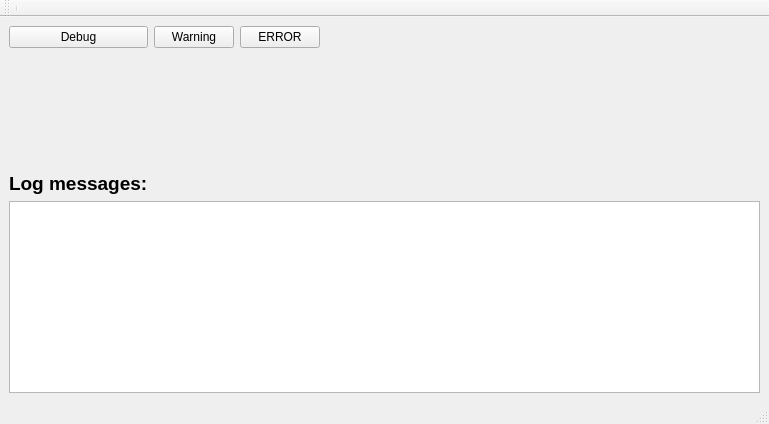
Above: frequency-meter/view/resources/interface.ui from robertofem/Freq-meter-APP before the change. Below: the same form after it.
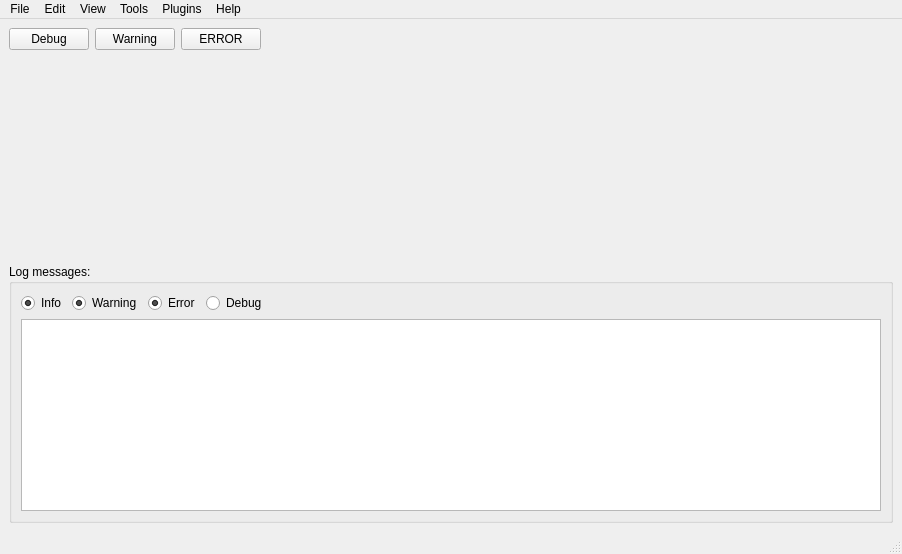
That is the form after the change.

Commit message:
Add check buttons for establishing enabled log screen levels
One they are checked/unchecked, the future log messages are printed
accordingly with the state of the buttons.

Add as well the PyVisa library to the package requirements.

The edit to the form file:
```diff
--- a/frequency-meter/view/resources/interface.ui
+++ b/frequency-meter/view/resources/interface.ui
@@ -6,8 +6,8 @@
    <rect>
     <x>0</x>
     <y>0</y>
-    <width>769</width>
-    <height>424</height>
+    <width>902</width>
+    <height>554</height>
    </rect>
   </property>
   <property name="windowTitle">
@@ -17,6 +17,108 @@
    <layout class="QGridLayout" name="gridLayout_2">
     <item row="0" column="0">
      <layout class="QGridLayout" name="gridLayout">
+      <item row="2" column="0" colspan="4">
+       <widget class="QGroupBox" name="groupBox">
+        <property name="enabled">
+         <bool>true</bool>
+        </property>
+        <property name="title">
+         <string>Log messages:</string>
+        </property>
+        <layout class="QGridLayout" name="gridLayout_3">
+         <item row="2" column="0" rowspan="2" colspan="5">
+          <widget class="QTextBrowser" name="LoggerBrowser">
+           <property name="font">
+            <font>
+             <pointsize>14</pointsize>
+            </font>
+           </property>
+           <property name="cursor" stdset="0">
+            <cursorShape>ArrowCursor</cursorShape>
+           </property>
+           <property name="autoFillBackground">
+            <bool>false</bool>
+           </property>
+           <property name="textInteractionFlags">
+            <set>Qt::LinksAccessibleByKeyboard|Qt::LinksAccessibleByMouse|Qt::TextBrowserInteraction|Qt::TextSelectableByKeyboard|Qt::TextSelectableByMouse</set>
+           </property>
+          </widget>
+         </item>
+         <item row="1" column="4">
+          <spacer name="horizontalSpacer_2">
+           <property name="orientation">
+            <enum>Qt::Horizontal</enum>
+           </property>
+           <property name="sizeHint" stdset="0">
+            <size>
+             <width>80</width>
+             <height>20</height>
+            </size>
+           </property>
+          </spacer>
+         </item>
+         <item row="1" column="0">
+          <widget class="QRadioButton" name="InfoCheck">
+           <property name="text">
+            <string>Info</string>
+           </property>
+           <property name="checked">
+            <bool>true</bool>
+           </property>
+           <property name="autoExclusive">
+            <bool>false</bool>
+           </property>
+          </widget>
+         </item>
+         <item row="1" column="2">
+          <widget class="QRadioButton" name="ErrorCheck">
+           <property name="text">
+            <string>Error</string>
+           </property>
+           <property name="checked">
+            <bool>true</bool>
+           </property>
+           <property name="autoExclusive">
+            <bool>false</bool>
+           </property>
+          </widget>
+         </item>
+         <item row="1" column="3">
+          <widget class="QRadioButton" name="DebugCheck">
+           <property name="enabled">
+            <bool>true</bool>
+           </property>
+           <property name="text">
+            <string>Debug</string>
+           </property>
+           <property name="autoExclusive">
+            <bool>false</bool>
+           </property>
+          </widget>
+         </item>
+         <item row="1" column="1">
+          <widget class="QRadioButton" name="WarnCheck">
+           <property name="text">
+            <string>Warning</string>
+           </property>
+           <property name="checked">
+            <bool>true</bool>
+           </property>
+           <property name="autoExclusive">
+            <bool>false</bool>
+           </property>
+          </widget>
+         </item>
+        </layout>
+       </widget>
+      </item>
+      <item row="0" column="2">
+       <widget class="QPushButton" name="ErrorButton">
+        <property name="text">
+         <string>ERROR</string>
+        </property>
+       </widget>
+      </item>
       <item row="0" column="3">
        <spacer name="horizontalSpacer">
         <property name="orientation">
@@ -30,41 +132,7 @@
         </property>
        </spacer>
       </item>
-      <item row="4" column="0" colspan="4">
-       <widget class="QTextBrowser" name="LoggerBrowser">
-        <property name="cursor" stdset="0">
-         <cursorShape>ArrowCursor</cursorShape>
-        </property>
-        <property name="autoFillBackground">
-         <bool>false</bool>
-        </property>
-        <property name="textInteractionFlags">
-         <set>Qt::LinksAccessibleByKeyboard|Qt::LinksAccessibleByMouse|Qt::TextBrowserInteraction|Qt::TextSelectableByKeyboard|Qt::TextSelectableByMouse</set>
-        </property>
-       </widget>
-      </item>
-      <item row="3" column="0">
-       <widget class="QLabel" name="label">
-        <property name="font">
-         <font>
-          <pointsize>14</pointsize>
-          <weight>75</weight>
-          <bold>true</bold>
-         </font>
-        </property>
-        <property name="text">
-         <string>Log messages:</string>
-        </property>
-       </widget>
-      </item>
-      <item row="0" column="1">
-       <widget class="QPushButton" name="WarnButton">
-        <property name="text">
-         <string>Warning</string>
-        </property>
-       </widget>
-      </item>
-      <item row="2" column="0">
+      <item row="1" column="0">
        <spacer name="verticalSpacer">
         <property name="orientation">
          <enum>Qt::Vertical</enum>
@@ -77,6 +145,13 @@
         </property>
        </spacer>
       </item>
+      <item row="0" column="1">
+       <widget class="QPushButton" name="WarnButton">
+        <property name="text">
+         <string>Warning</string>
+        </property>
+       </widget>
+      </item>
       <item row="0" column="0">
        <widget class="QPushButton" name="DebugButton">
         <property name="text">
@@ -84,30 +159,122 @@
         </property>
        </widget>
       </item>
-      <item row="0" column="2">
-       <widget class="QPushButton" name="ErrorButton">
-        <property name="text">
-         <string>ERROR</string>
-        </property>
-       </widget>
-      </item>
      </layout>
     </item>
    </layout>
   </widget>
   <widget class="QStatusBar" name="statusbar"/>
-  <widget class="QToolBar" name="toolBar">
-   <property name="windowTitle">
-    <string>toolBar</string>
+  <widget class="QMenuBar" name="menuBar">
+   <property name="geometry">
+    <rect>
+     <x>0</x>
+     <y>0</y>
+     <width>902</width>
+     <height>25</height>
+    </rect>
    </property>
-   <attribute name="toolBarArea">
-    <enum>TopToolBarArea</enum>
-   </attribute>
-   <attribute name="toolBarBreak">
+   <widget class="QMenu" name="menuFile">
+    <property name="title">
+     <string>File</string>
+    </property>
+    <addaction name="actionExit"/>
+   </widget>
+   <widget class="QMenu" name="menuEdit">
+    <property name="title">
+     <string>Edit</string>
+    </property>
+   </widget>
+   <widget class="QMenu" name="menuView">
+    <property name="title">
+     <string>View</string>
+    </property>
+    <addaction name="actionLog_console"/>
+    <addaction name="actionDevice_manager"/>
+   </widget>
+   <widget class="QMenu" name="menuHelp">
+    <property name="title">
+     <string>Help</string>
+    </property>
+    <addaction name="actionAbout"/>
+   </widget>
+   <widget class="QMenu" name="menuPlugins">
+    <property name="title">
+     <string>Plugins</string>
+    </property>
+    <addaction name="actionFPGA_sensor_callibrator"/>
+   </widget>
+   <widget class="QMenu" name="menuTools">
+    <property name="title">
+     <string>Tools</string>
+    </property>
+    <addaction name="actionDevice_Manager"/>
+   </widget>
+   <addaction name="menuFile"/>
+   <addaction name="menuEdit"/>
+   <addaction name="menuView"/>
+   <addaction name="menuTools"/>
+   <addaction name="menuPlugins"/>
+   <addaction name="menuHelp"/>
+  </widget>
+  <action name="actionFile">
+   <property name="text">
+    <string>File</string>
+   </property>
+  </action>
+  <action name="actionEdit">
+   <property name="text">
+    <string>Edit</string>
+   </property>
+  </action>
+  <action name="actionSave">
+   <property name="text">
+    <string>Save</string>
+   </property>
+  </action>
+  <action name="actionLoad">
+   <property name="text">
+    <string>Load</string>
+   </property>
+  </action>
+  <action name="actionExit">
+   <property name="text">
+    <string>Quit</string>
+   </property>
+  </action>
+  <action name="actionLog_console">
+   <property name="checkable">
+    <bool>true</bool>
+   </property>
+   <property name="text">
+    <string>Log messages</string>
+   </property>
+  </action>
+  <action name="actionAbout">
+   <property name="text">
+    <string>About ...</string>
+   </property>
+  </action>
+  <action name="actionFPGA_sensor_callibrator">
+   <property name="enabled">
     <bool>false</bool>
-   </attribute>
-   <addaction name="separator"/>
-  </widget>
+   </property>
+   <property name="text">
+    <string>FPGA sensor callibrator</string>
+   </property>
+  </action>
+  <action name="actionDevice_manager">
+   <property name="checkable">
+    <bool>true</bool>
+   </property>
+   <property name="text">
+    <string>Device manager</string>
+   </property>
+  </action>
+  <action name="actionDevice_Manager">
+   <property name="text">
+    <string>Device Manager</string>
+   </property>
+  </action>
  </widget>
  <resources/>
  <connections/>
```
The commit also changes 3 other files.
